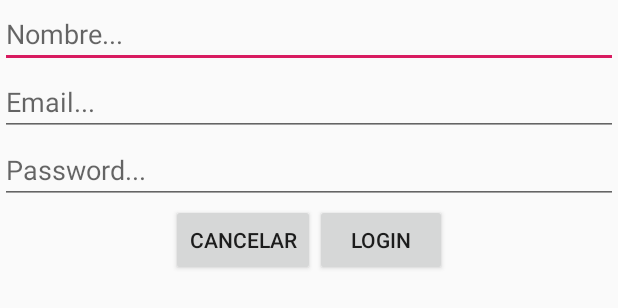
After one commit to LinkSake/LuisAngelOrtegaAndorid2019, an Android app: the layout login_dialog.xml on its own in the app's theme, with its tools: preview values and no code run, on a phone screen of 412 x 824 dp. The commit adds this screen. Shown: the top 308 px of the screen. Run offline under Robolectric (Android 15) with nearby library versions, the phone set to English and light mode, and no system bars.

Commit message:
Se añade la actividad que abre un dialogo nuevo

```diff
--- a/app/src/main/AndroidManifest.xml
+++ b/app/src/main/AndroidManifest.xml
@@ -9,6 +9,8 @@
             android:roundIcon="@mipmap/ic_launcher_round"
             android:supportsRtl="true"
             android:theme="@style/AppTheme">
+        <activity android:name=".DialogActivity">
+        </activity>
         <activity android:name=".FtoC">
         </activity>
         <activity android:name=".TimeFighter">
--- a/app/src/main/java/android/linksake/luisangel/MainActivity.kt
+++ b/app/src/main/java/android/linksake/luisangel/MainActivity.kt
@@ -26,5 +26,8 @@ class MainActivity : AppCompatActivity() {
             startActivity(Intent(this,FtoC::class.java))
         }
 
+        btnDialog.setOnClickListener {
+            startActivity(Intent(this,DialogActivity::class.java))
+        }
     }
 }
--- /dev/null
+++ b/app/src/main/res/layout/login_dialog.xml
@@ -0,0 +1,52 @@
+<?xml version="1.0" encoding="utf-8"?>
+<LinearLayout xmlns:android="http://schemas.android.com/apk/res/android"
+              android:layout_width="match_parent"
+              android:layout_height="match_parent"
+              android:orientation="vertical">
+
+    <EditText
+    android:id="@+id/txtName"
+    android:layout_width="match_parent"
+    android:layout_height="wrap_content"
+    android:hint="@string/hint_nombre"
+    />
+
+    <EditText
+            android:id="@+id/txtEmail"
+            android:layout_width="match_parent"
+            android:layout_height="wrap_content"
+            android:hint="@string/hint_email"
+            android:inputType="textEmailAddress"
+    />
+
+    <EditText
+            android:id="@+id/txtPassword"
+            android:layout_width="match_parent"
+            android:layout_height="wrap_content"
+            android:inputType="textPassword"
+            android:hint="@string/hint_password"
+    />
+
+    <LinearLayout
+    android:layout_width="match_parent"
+    android:layout_height="wrap_content"
+    android:gravity="center">
+
+        <Button android:layout_width="wrap_content"
+                android:layout_height="wrap_content"
+                android:id="@+id/btnDialogCancel"
+                android:text="@string/cancelar"
+        />
+
+        <Button android:layout_width="wrap_content"
+                android:layout_height="wrap_content"
+                android:id="@+id/btnDialogLogin"
+                android:text="@string/login"
+        />
+
+    </LinearLayout>
+
+
+
+
+</LinearLayout>
--- a/app/src/main/res/values/colors.xml
+++ b/app/src/main/res/values/colors.xml
@@ -5,4 +5,5 @@
     <color name="colorAccent">#D81B60</color>
     <color name="FtoC">#18E4E4</color>
     <color name="time_attack">#AF0342</color>
+    <color name="dialog_color">#0B94CA</color>
 </resources>
--- a/app/src/main/res/values/strings.xml
+++ b/app/src/main/res/values/strings.xml
@@ -11,4 +11,11 @@
     <string name="convert">Convert to ℃</string>
     <string name="celsius">The temperature is %s ℃</string>
     <string name="ftoc">℉ to ℃</string>
+    <string name="dialog_button">Dialog</string>
+    <string name="show_dialog">Mostrar Dialogo</string>
+    <string name="hint_nombre">Nombre...</string>
+    <string name="hint_password">Password...</string>
+    <string name="hint_email">Email...</string>
+    <string name="login">Login</string>
+    <string name="cancelar">Cancelar</string>
 </resources>
```
Also changed, not shown: app/src/main/java/android/linksake/luisangel/DialogActivity.kt (added, +44 -0 lines), app/src/main/res/layout/activity_dialog.xml (added, +25 -0 lines), app/src/main/res/layout/activity_main.xml (+9 -0 lines).
